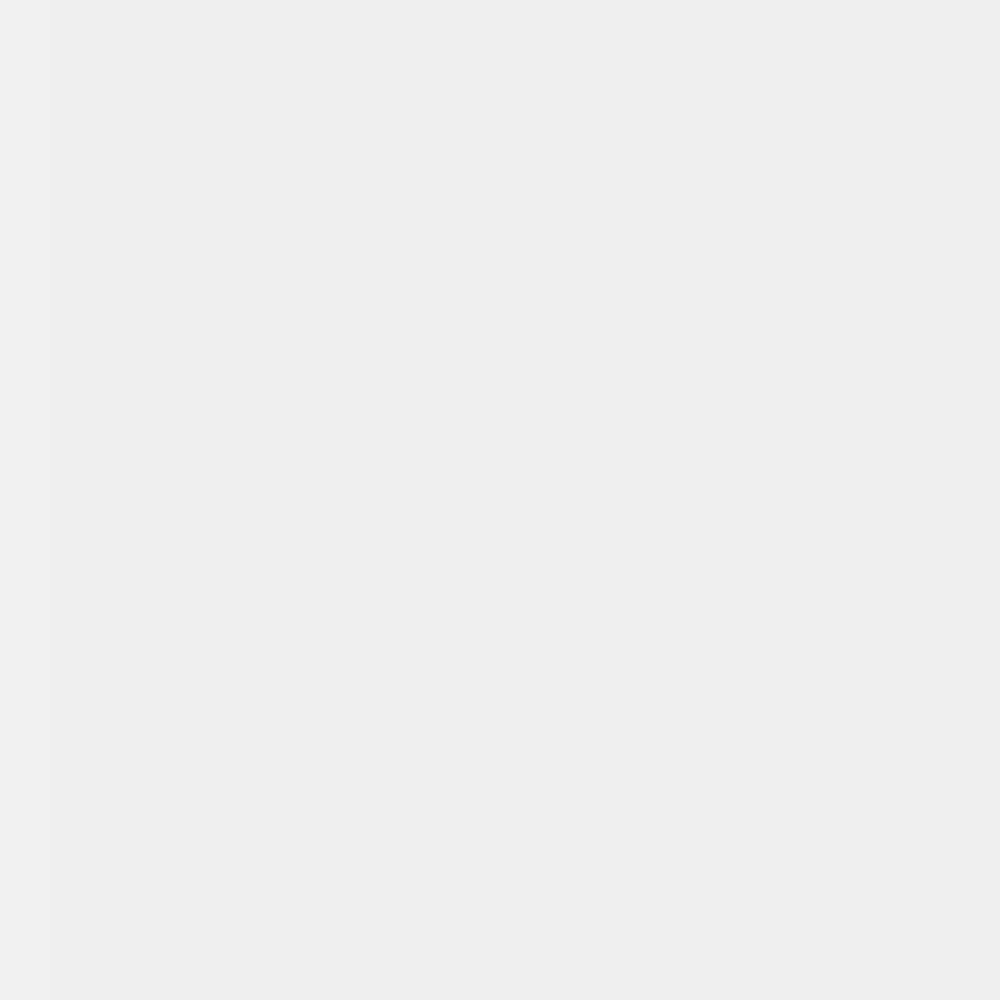
Qt form ui/everyday.ui (Younger-Chan/everyday) before a commit.
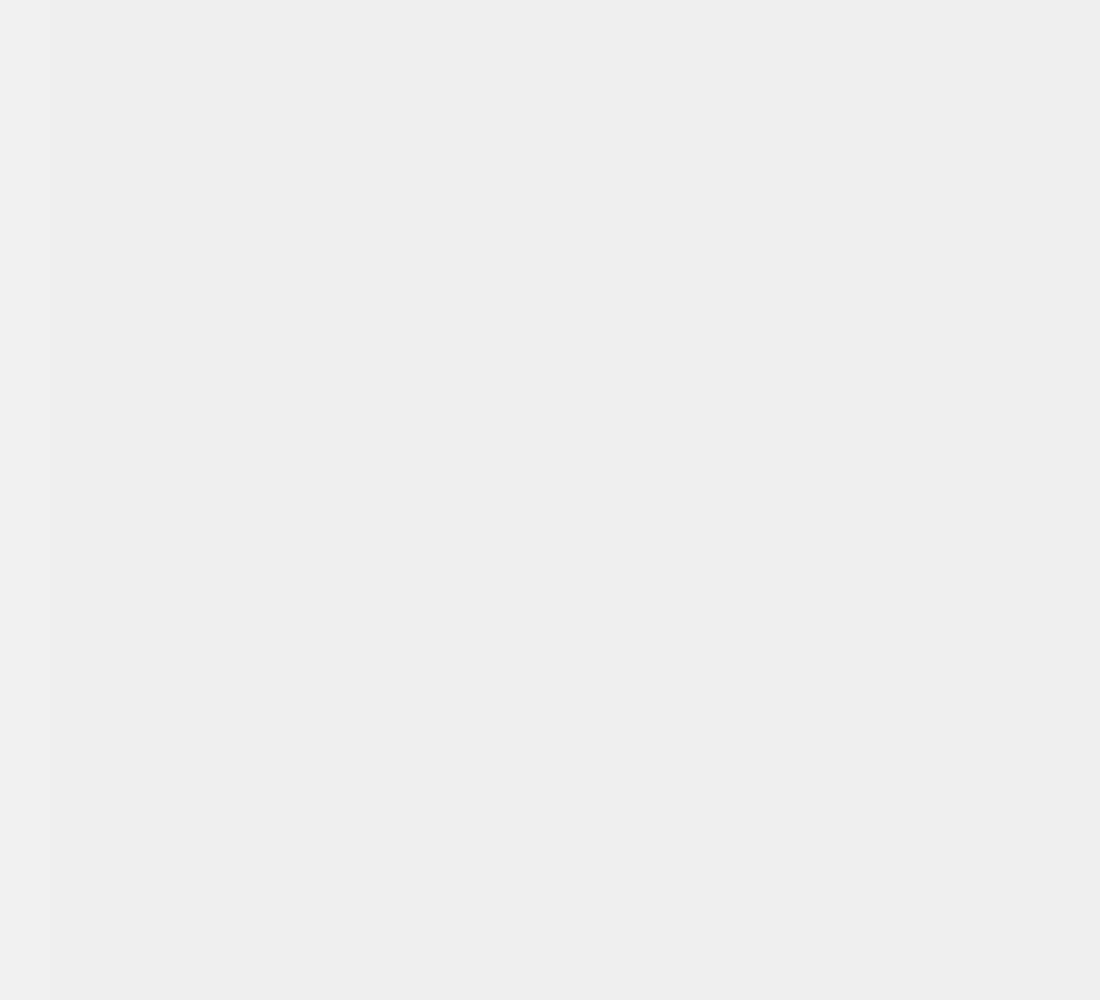
The same form after that commit. Icons and pictures are not drawn. Custom widgets are drawn as their Qt base class.

```diff
--- a/ui/everyday.ui
+++ b/ui/everyday.ui
@@ -6,10 +6,22 @@
    <rect>
     <x>0</x>
     <y>0</y>
-    <width>1000</width>
+    <width>1100</width>
     <height>1000</height>
    </rect>
   </property>
+  <property name="minimumSize">
+   <size>
+    <width>1100</width>
+    <height>1000</height>
+   </size>
+  </property>
+  <property name="maximumSize">
+   <size>
+    <width>1100</width>
+    <height>1000</height>
+   </size>
+  </property>
   <property name="windowTitle">
    <string>EveryDay</string>
   </property>
```
Left out of the diff: 12 changed lines with no effect on the pictures.
